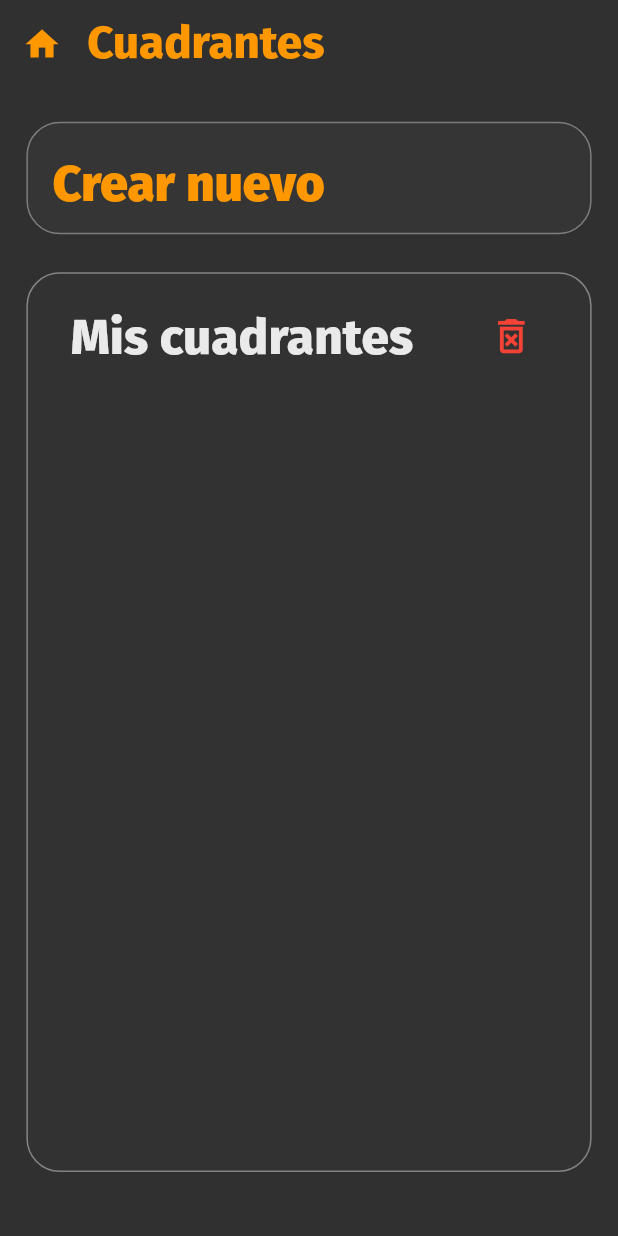
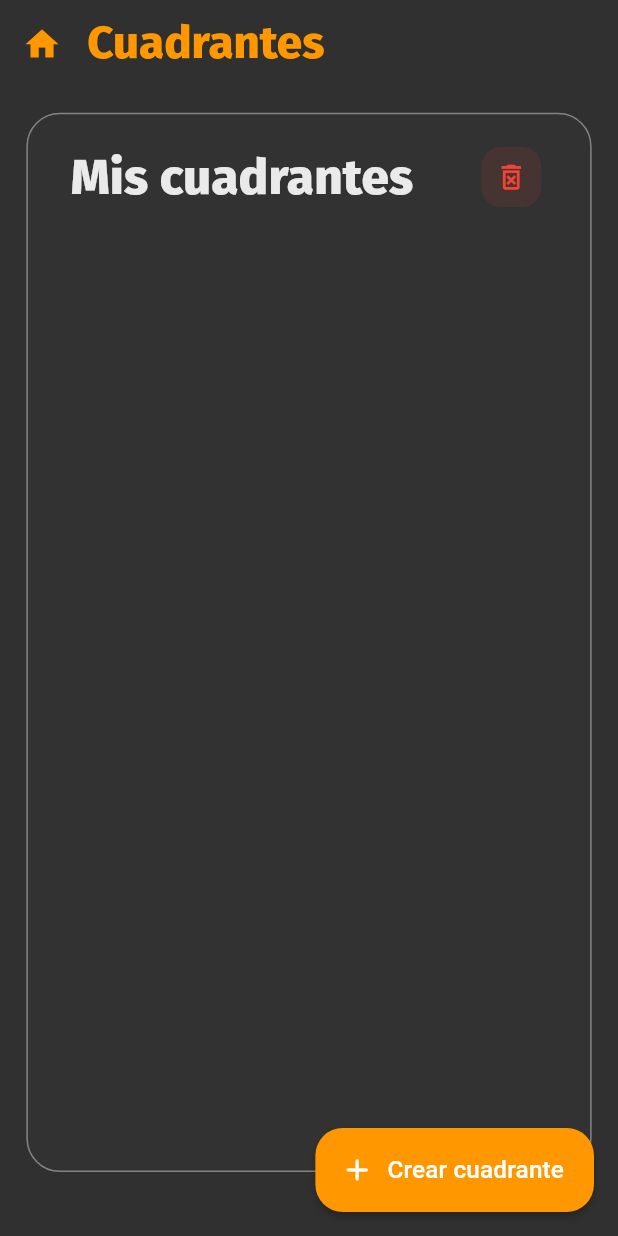
Before and after one commit to sandamil/Calendario, a Flutter app: the CrearCuadranteView screen opened by its route, on a phone screen of 412 x 824 dp. Run offline on Flutter 3.47's test engine with Material 3 defaults, Android fonts, the phone set to English and light mode, and no system bars; our stand-ins replace file_picker, firebase_core, firebase_messaging, flutter_local_notifications, flutter_riverpod, flutter_screenutil and 18 more; missing offline and left inert: clipboard, flex_color_picker, flutter_file_dialog, image_fade, tutorial_coach_mark; accounts and stored records are empty; project files that could hold a hidden picture were left out.

Commit message:
Modernize quadrant screen actions and buttons

```diff
--- a/lib/app/modules/crearCuadrante/views/cuadrante_view.dart
+++ b/lib/app/modules/crearCuadrante/views/cuadrante_view.dart
@@ -86,47 +86,30 @@ class CrearCuadranteView extends ConsumerWidget {
           //   )
           // ],
         ),
+        floatingActionButton: FloatingActionButton.extended(
+          heroTag: 'crearCuadrante',
+          elevation: 2,
+          backgroundColor: PRIMARY_COLOR,
+          foregroundColor: Colors.white,
+          shape: RoundedRectangleBorder(
+            borderRadius: BorderRadius.circular(18.r),
+          ),
+          onPressed: () {
+            ref.read(crearCuadranteProvider.notifier).resetForCreate();
+            context.push('/add-cuadrante');
+          },
+          icon: const Icon(Icons.add_rounded),
+          label: const Text('Crear cuadrante'),
+        ),
         body: Padding(
           padding: EdgeInsets.symmetric(horizontal: 16.w, vertical: 12.h),
           child: Column(
-            mainAxisAlignment: MainAxisAlignment.spaceBetween,
+            mainAxisAlignment: MainAxisAlignment.start,
             crossAxisAlignment: CrossAxisAlignment.stretch,
             children: <Widget>[
-              SizedBox(height: 10.h),
+              SizedBox(height: 4.h),
               Expanded(
-                flex: 10,
-                child: MaterialButton(
-                  elevation: 0,
-                  padding: EdgeInsets.all(16.w),
-                  shape: RoundedRectangleBorder(borderRadius: BorderRadius.circular(22.r), side: BorderSide(color: Theme.of(context).colorScheme.outlineVariant.withOpacity(.35)),),
-                  height: qaButtonHeight,
-                  minWidth: qaButtonWidth,
-                  color: Theme.of(context).colorScheme.surface,
-                  child: Padding(
-                    padding: const EdgeInsets.all(0),
-                    child: Text("Crear nuevo Cuadrante",
-                        style: CustomTextStyle.textCuadranteMenu),
-                  ),
-
-                  onPressed: () {
-                    ProviderScope.containerOf(context, listen: false)
-                        .read(crearCuadranteProvider.notifier)
-                        .resetForCreate();
-                    // Get.toNamed('/notas', (r) => false);
-                    context.push('/add-cuadrante'); //   Navigator.push(
-                    //       context,
-                    //       MaterialPageRoute(
-                    //           builder: (context) =>
-                    //               TaskListVIew(widget.time, widget.events)));
-                  },
-                  // splashColor: AAThemeData.buttonColor,
-                ),
-              ),
-              SizedBox(
-                height: 25.h,
-              ),
-              Expanded(
-                flex: 80,
+                flex: 1,
                 child: MaterialButton(
                   elevation: 0,
                   padding: EdgeInsets.all(8.w),
@@ -174,10 +157,16 @@ class CrearCuadranteView extends ConsumerWidget {
                                     onTapCancel: () =>
                                         Navigator.of(context).pop());
                               },
+                              style: IconButton.styleFrom(
+                                foregroundColor: Colors.red,
+                                backgroundColor: Colors.red.withOpacity(.10),
+                                shape: RoundedRectangleBorder(
+                                  borderRadius: BorderRadius.circular(13.r),
+                                ),
+                              ),
                               icon: Icon(
                                 Icons.delete_forever_outlined,
-                                size: 30.sp,
-                                color: Colors.red,
+                                size: 22.sp,
                               ),
                             ),
                             const Spacer(),
@@ -251,9 +240,14 @@ class CrearCuadranteView extends ConsumerWidget {
 
                                                 context.push('/add-cuadrante');
                                               },
-                                              icon: const Icon(
-                                                Icons.edit_calendar,
+                                              style: IconButton.styleFrom(
+                                                foregroundColor: PRIMARY_COLOR,
+                                                backgroundColor: PRIMARY_COLOR.withOpacity(.10),
+                                                shape: RoundedRectangleBorder(
+                                                  borderRadius: BorderRadius.circular(12.r),
+                                                ),
                                               ),
+                                              icon: const Icon(Icons.edit_calendar_rounded),
                                             );
                                           },
                                         ),
@@ -262,8 +256,14 @@ class CrearCuadranteView extends ConsumerWidget {
                                               .read(crearCuadranteProvider
                                                   .notifier)
                                               .deleteCuadrante(name),
-                                          icon: const Icon(
-                                              Icons.delete_forever_outlined),
+                                          style: IconButton.styleFrom(
+                                            foregroundColor: Colors.red,
+                                            backgroundColor: Colors.red.withOpacity(.08),
+                                            shape: RoundedRectangleBorder(
+                                              borderRadius: BorderRadius.circular(12.r),
+                                            ),
+                                          ),
+                                          icon: const Icon(Icons.delete_outline_rounded),
                                         )
                                       ],
                                     ),
```
